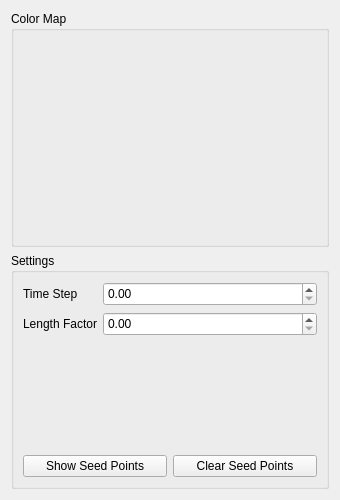
First picture: the form in smoke/view/streamlinestab.ui, repository bvanloon/Scientific-Visualization, before the edit.
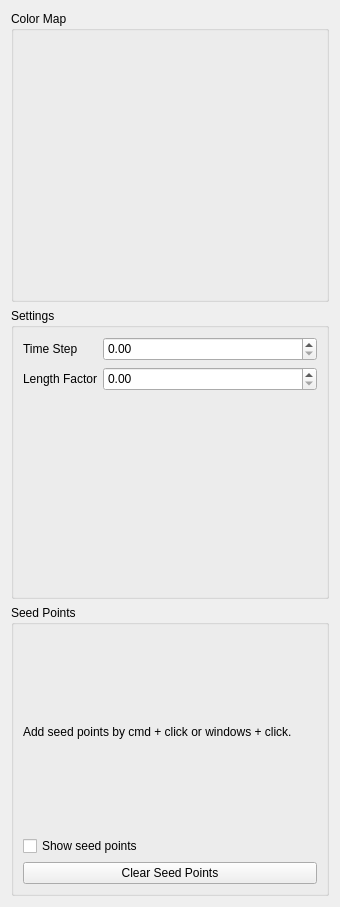
Second picture: the form after the edit. Custom widgets are drawn as their Qt base class.

Commit message: Changed the layout of the streamlines tab.

```diff
--- a/smoke/view/streamlinestab.ui
+++ b/smoke/view/streamlinestab.ui
@@ -7,7 +7,7 @@
     <x>0</x>
     <y>0</y>
     <width>340</width>
-    <height>500</height>
+    <height>907</height>
    </rect>
   </property>
   <property name="minimumSize">
@@ -27,7 +27,14 @@
      </property>
      <layout class="QVBoxLayout" name="verticalLayout_2">
       <item>
-       <widget class="ColorMapTab" name="colorMapWidget" native="true"/>
+       <widget class="ColorMapTab" name="colorMapWidget" native="true">
+        <property name="minimumSize">
+         <size>
+          <width>0</width>
+          <height>0</height>
+         </size>
+        </property>
+       </widget>
       </item>
      </layout>
     </widget>
@@ -86,12 +93,29 @@
         </item>
        </layout>
       </item>
+     </layout>
+    </widget>
+   </item>
       <item>
-       <layout class="QHBoxLayout" name="horizontalLayout">
+    <widget class="QGroupBox" name="seedPointsGroupBox">
+     <property name="title">
+      <string>Seed Points</string>
+     </property>
+     <layout class="QVBoxLayout" name="verticalLayout_5">
         <item>
-         <widget class="QPushButton" name="showSeedPointsButton">
+       <widget class="QLabel" name="seedPointsExplanationLabel">
           <property name="text">
-           <string>Show Seed Points</string>
+         <string>Add seed points by cmd + click or windows + click.</string>
+        </property>
+        <property name="wordWrap">
+         <bool>true</bool>
+        </property>
+       </widget>
+      </item>
+      <item>
+       <widget class="QCheckBox" name="showSeedPoinsCheckBox">
+        <property name="text">
+         <string>Show seed points</string>
           </property>
          </widget>
         </item>
@@ -101,8 +125,6 @@
            <string>Clear Seed Points</string>
           </property>
          </widget>
-        </item>
-       </layout>
       </item>
      </layout>
     </widget>
```
Lines whose indentation alone changed are shown as unchanged.
